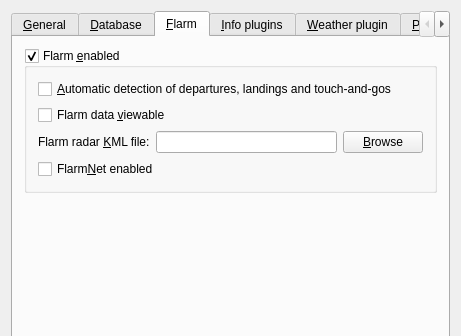
startkladde/startkladde, file src/gui/windows/SettingsWindow.ui: the form before one commit; both pictures show x 0 to 461 and y 0 to 336 of the 461 by 614 pixel window.
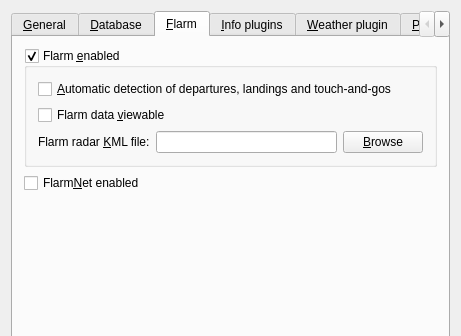
The form after the commit. The open tabs and pages were chosen to show the change. Custom widgets are drawn as their Qt base class.

Commit message: Fix configuration handling

```diff
--- a/src/gui/windows/SettingsWindow.ui
+++ b/src/gui/windows/SettingsWindow.ui
@@ -533,7 +533,10 @@
             </property>
            </widget>
           </item>
-          <item row="3" column="0" colspan="2">
+         </layout>
+        </widget>
+       </item>
+       <item>
            <widget class="QCheckBox" name="flarmNetEnabledCheckbox">
             <property name="toolTip">
              <string>&lt;html&gt;If enabled, the FlarmNet database may be used to automatically identify planes. Note that you will have to download a copy of the FlarmNet database for this to work.&lt;/html&gt;</string>
@@ -541,9 +544,6 @@
             <property name="text">
              <string>Flarm&amp;Net enabled</string>
             </property>
-           </widget>
-          </item>
-         </layout>
         </widget>
        </item>
        <item>
```
Left out of the diff: 2 changed lines with no effect on the pictures. Lines whose indentation alone changed are shown as unchanged. The commit also changes 1 other file.
